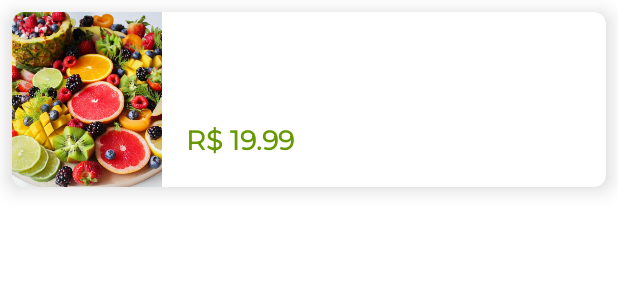
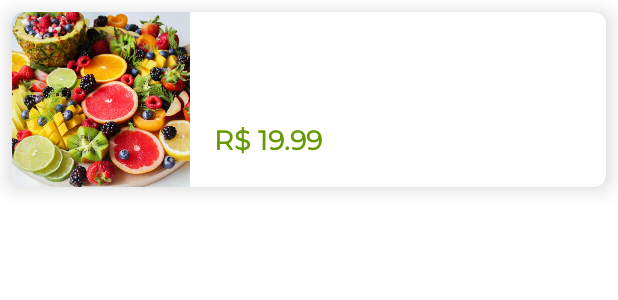
Before and after one commit to PedroSomensi/android-orgs, an Android app built with Jetpack Compose: the layout product_item.xml on its own in the app's theme, with its tools: preview values and no code run, on a phone screen of 412 x 824 dp. Shown: the top 300 px of the screen. Run offline under Robolectric (Android 15) with nearby library versions, the phone set to English and light mode, and no system bars.

Commit message:
added percentage 30% for image of product_item using guideline

```diff
--- a/app/src/main/res/layout/product_item.xml
+++ b/app/src/main/res/layout/product_item.xml
@@ -60,14 +60,21 @@
         app:layout_constraintTop_toBottomOf="@id/product_item_description"
         />
 
+    <androidx.constraintlayout.widget.Guideline
+        android:layout_width="wrap_content"
+        android:layout_height="wrap_content"
+        android:id="@+id/guideline"
+        android:orientation="vertical"
+        app:layout_constraintGuide_percent="0.3" />
+
     <ImageView
         android:id="@+id/imageView"
-        android:layout_width="100dp"
+        android:layout_width="0dp"
         android:layout_height="0dp"
         app:layout_constraintStart_toStartOf="parent"
         app:layout_constraintTop_toTopOf="parent"
         app:layout_constraintBottom_toBottomOf="parent"
-        app:layout_constraintEnd_toStartOf="@id/product_item_title"
+        app:layout_constraintEnd_toStartOf="@id/guideline"
         app:srcCompat="@drawable/produto_1"
         android:scaleType="centerCrop"/>
 
```
